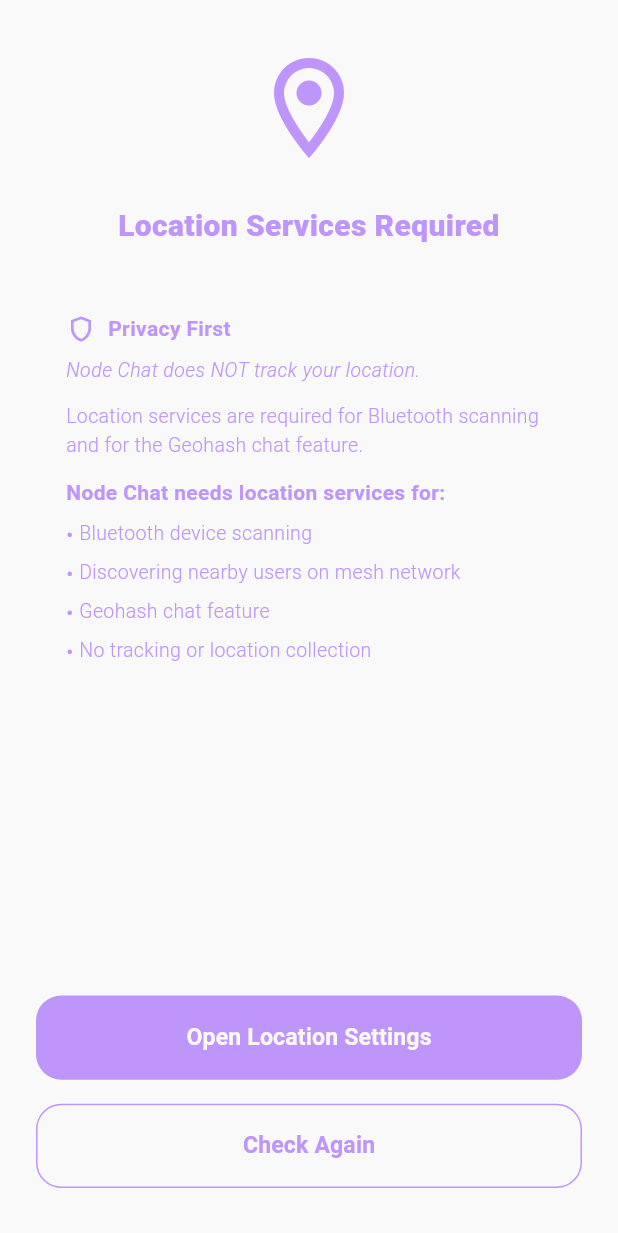
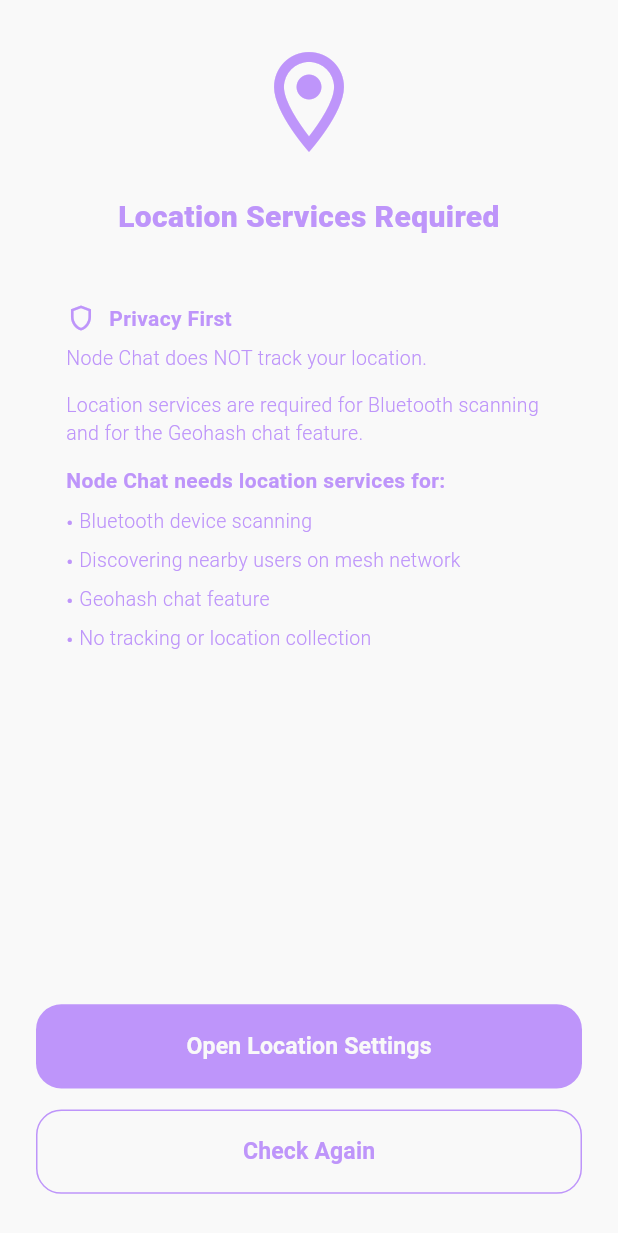
Before and after one commit to codecrafteryt/node_chat, a Flutter app: the screen it shows after launch, on a phone screen of 412 x 824 dp. Shown: the top 1233 px of the screen. Run offline on Flutter 3.47's test engine with Material 3 defaults, Android fonts, the phone set to English and light mode, and no system bars; our stand-ins replace flutter_blue_plus, flutter_screenutil, font_awesome_flutter, geolocator, get, permission_handler and 1 more; Roboto replaces fonts that are missing (Inter-Regular).

Commit message:
refactor UI and extract custom widgets for permission screens
- Move `BluetoothRequiredScreen` to a dedicated directory and update its implementation with a new layout.
- Replace local bullet point implementations in `BluetoothRequiredScreen` and `LocationServicesRequiredScreen` with a new reusable `CustomBullet` widget.
- Update `LocationServicesRequiredScreen` and `BluetoothRequiredScreen` to use extension-based sized boxes (e.g., `30.sbh`) for consistent spacing.
- Clean up text styling in permission screens by removing redundant `fontFamily` and `color` overrides.
- Add project header documentation and descriptions to several screen and widget files.
- Update `PermissionGate` to reflect the new file path for `BluetoothRequiredScreen`.

```diff
--- a/lib/views/screens/bluetooth_required_screen.dart
+++ /dev/null
@@ -1,116 +0,0 @@
-import 'package:flutter/material.dart';
-import 'package:get/get.dart';
-
-import '../../controllers/permission_flow_controller.dart';
-import '../../utils/constants.dart';
-import '../../utils/value/my_color.dart';
-import '../../utils/value/my_fonts.dart';
-import '../../utils/value/style.dart';
-import '../widgets/custom_button.dart';
-
-class BluetoothRequiredScreen extends StatelessWidget {
-  const BluetoothRequiredScreen({super.key});
-
-  @override
-  Widget build(BuildContext context) {
-    final flow = Get.find<PermissionFlowController>();
-    final isDark = Theme.of(context).brightness == Brightness.dark;
-    final bg = isDark ? MyColors.darkBg : MyColors.lightBg;
-    final boxBg = isDark ? MyColors.darkContainer : MyColors.lightGrayContainer;
-
-    return Scaffold(
-      backgroundColor: bg,
-      body: SafeArea(
-        child: Padding(
-          padding: const EdgeInsets.symmetric(horizontal: 24),
-          child: Column(
-            children: [
-              const SizedBox(height: 48),
-              Icon(
-                Icons.bluetooth,
-                size: 80,
-                color: MyColors.mainTextColor,
-              ),
-              const SizedBox(height: 24),
-              Text(
-                'Bluetooth Required',
-                style: kSize18DarkW800Text.copyWith(
-                  color: MyColors.mainTextColor,
-                  fontSize: 22,
-                  fontFamily: MyFonts.inter,
-                ),
-                textAlign: TextAlign.center,
-              ),
-              const SizedBox(height: 32),
-              Container(
-                width: double.infinity,
-                padding: const EdgeInsets.all(20),
-                decoration: BoxDecoration(
-                  color: boxBg,
-                  borderRadius: BorderRadius.circular(12),
-                ),
-                child: Column(
-                  crossAxisAlignment: CrossAxisAlignment.start,
-                  children: [
-                    Text(
-                      '${AppConstants.appName} needs Bluetooth to:',
-                      style: kSize14DarkW400Text
-                    ),
-                    const SizedBox(height: 12),
-                    _Bullet(text: 'Discover nearby users'),
-                    _Bullet(text: 'Create mesh network connections'),
-                    _Bullet(text: 'Send and receive messages'),
-                    _Bullet(text: 'Work without internet or servers'),
-                  ],
-                ),
-              ),
-              const Spacer(),
-              CustomButton(
-                text: 'Enable Bluetooth',
-                textColor: Colors.black,
-                borderColor: Colors.transparent,
-                backgroundColor: MyColors.mainTextColor,
-                fontWeight: FontWeight.w600,
-                onPressed: () => flow.requestBluetoothOn(),
-              ),
-              const SizedBox(height: 32),
-            ],
-          ),
-        ),
-      ),
-    );
-  }
-}
-
-class _Bullet extends StatelessWidget {
-  const _Bullet({required this.text});
-  final String text;
-
-  @override
-  Widget build(BuildContext context) {
-    return Padding(
-      padding: const EdgeInsets.only(bottom: 8),
-      child: Row(
-        crossAxisAlignment: CrossAxisAlignment.start,
-        children: [
-          Text(
-            '• ',
-            style: kSize14DarkW400Text.copyWith(
-              color: MyColors.mainTextColor,
-              fontFamily: MyFonts.inter,
-            ),
-          ),
-          Expanded(
-            child: Text(
-              text,
-              style: kSize13DarkW300Text.copyWith(
-                color: MyColors.mainTextColor,
-                fontFamily: MyFonts.inter,
-              ),
-            ),
-          ),
-        ],
-      ),
-    );
-  }
-}
--- a/lib/views/screens/location_services_required_screen.dart
+++ b/lib/views/screens/location_services_required_screen.dart
@@ -1,12 +1,23 @@
+/*
+  ---------------------------------------
+  Project: Node chat Mobile Application
+  Date: March 03, 2026
+  Author: Ameer Salman
+  ---------------------------------------
+  Description: Location Services Required Screen
+*/
+
 import 'package:flutter/material.dart';
 import 'package:get/get.dart';
 
 import '../../controllers/location_controller.dart';
 import '../../controllers/permission_flow_controller.dart';
 import '../../utils/constants.dart';
+import '../../utils/extensions/extension.dart';
 import '../../utils/value/my_color.dart';
 import '../../utils/value/my_fonts.dart';
 import '../../utils/value/style.dart';
+import '../widgets/custom_bullet.dart';
 import '../widgets/custom_button.dart';
 
 class LocationServicesRequiredScreen extends StatelessWidget {
@@ -27,23 +38,19 @@ class LocationServicesRequiredScreen extends StatelessWidget {
           padding: const EdgeInsets.symmetric(horizontal: 24),
           child: Column(
             children: [
-              const SizedBox(height: 32),
+             30.sbh,
               Icon(
                 Icons.location_on_outlined,
                 size: 80,
                 color: MyColors.mainTextColor,
               ),
-              const SizedBox(height: 24),
+              24.sbh,
               Text(
                 'Location Services Required',
-                style: kSize18DarkW800Text.copyWith(
-                  color: MyColors.mainTextColor,
-                  fontSize: 20,
-                  fontFamily: MyFonts.inter,
-                ),
+                style: kSize18DarkW800Text.copyWith(fontSize: 20,),
                 textAlign: TextAlign.center,
               ),
-              const SizedBox(height: 24),
+             24.sbh,
               Container(
                 width: double.infinity,
                 padding: const EdgeInsets.all(20),
@@ -61,48 +68,37 @@ class LocationServicesRequiredScreen extends StatelessWidget {
                           size: 20,
                           color: MyColors.mainTextColor,
                         ),
-                        const SizedBox(width: 8),
+                       8.sbw,
                         Text(
                           'Privacy First',
                           style: kSize14DarkW400Text.copyWith(
-                            color: MyColors.mainTextColor,
                             fontWeight: FontWeight.w600,
-                            fontFamily: MyFonts.inter,
                           ),
                         ),
                       ],
                     ),
-                    const SizedBox(height: 8),
+                    8.sbh,
                     Text(
                       '${AppConstants.appName} does NOT track your location.',
-                      style: kSize13DarkW300Text.copyWith(
-                        color: MyColors.mainTextColor,
-                        fontStyle: FontStyle.italic,
-                        fontFamily: MyFonts.inter,
-                      ),
+                      style: kSize13DarkW300Text,
                     ),
                     const SizedBox(height: 12),
                     Text(
                       'Location services are required for Bluetooth scanning and for the Geohash chat feature.',
-                      style: kSize13DarkW300Text.copyWith(
-                        color: MyColors.mainTextColor,
-                        fontFamily: MyFonts.inter,
-                      ),
+                      style: kSize13DarkW300Text,
                     ),
                     const SizedBox(height: 12),
                     Text(
                       '${AppConstants.appName} needs location services for:',
                       style: kSize14DarkW400Text.copyWith(
-                        color: MyColors.mainTextColor,
                         fontWeight: FontWeight.w600,
-                        fontFamily: MyFonts.inter,
                       ),
                     ),
-                    const SizedBox(height: 8),
-                    _Bullet(text: 'Bluetooth device scanning'),
-                    _Bullet(text: 'Discovering nearby users on mesh network'),
-                    _Bullet(text: 'Geohash chat feature'),
-                    _Bullet(text: 'No tracking or location collection'),
+                    8.sbh,
+                    CustomBullet(text: 'Bluetooth device scanning'),
+                    CustomBullet(text: 'Discovering nearby users on mesh network'),
+                    CustomBullet(text: 'Geohash chat feature'),
+                    CustomBullet(text: 'No tracking or location collection'),
                   ],
                 ),
               ),
@@ -115,7 +111,7 @@ class LocationServicesRequiredScreen extends StatelessWidget {
                 borderColor: Colors.transparent,
                 onPressed: () => location.openLocationSettings(),
               ),
-              const SizedBox(height: 16),
+              15.sbh,
               CustomButton(
                 text: 'Check Again',
                 textColor: MyColors.mainTextColor,
@@ -124,7 +120,7 @@ class LocationServicesRequiredScreen extends StatelessWidget {
                 fontWeight: FontWeight.w600,
                 onPressed: () => flow.checkLocationAndProceed(),
               ),
-              const SizedBox(height: 32),
+              30.sbh,
             ],
           ),
         ),
@@ -132,42 +128,3 @@ class LocationServicesRequiredScreen extends StatelessWidget {
     );
   }
 }
-
-class _Bullet extends StatelessWidget {
-  const _Bullet({required this.text});
-  final String text;
-
-  @override
-  Widget build(BuildContext context) {
-    return Padding(
-      padding: const EdgeInsets.only(bottom: 6),
-      child: Row(
-        crossAxisAlignment: CrossAxisAlignment.start,
-        children: [
-          Text(
-            '• ',
-            style: kSize14DarkW400Text.copyWith(
-              color: MyColors.mainTextColor,
-              fontFamily: MyFonts.inter,
-            ),
-          ),
-          Expanded(
-            child: Text(
-              text,
-              style: kSize13DarkW300Text.copyWith(
-                color: MyColors.mainTextColor,
-                fontFamily: MyFonts.inter,
-              ),
-            ),
-          ),
-        ],
-      ),
-    );
-  }
-}
-
-/*
-i am some advancing sync like when i am on the location screen
-and then i off the bluethooth and then we will move to that screen
-
-* */
--- /dev/null
+++ b/lib/views/widgets/custom_bullet.dart
@@ -0,0 +1,38 @@
+/*
+  ---------------------------------------
+  Project: Node chat Mobile Application
+  Date: March 03, 2026
+  Author: Ameer Salman
+  ---------------------------------------
+  Description: custom bullet widget
+*/
+
+import 'package:flutter/material.dart';
+import '../../utils/value/style.dart';
+
+class CustomBullet extends StatelessWidget {
+  final String text;
+  const CustomBullet ({super.key, required this.text});
+
+  @override
+  Widget build(BuildContext context) {
+    return Padding(
+    padding: const EdgeInsets.only(bottom: 6),
+    child: Row(
+    crossAxisAlignment: CrossAxisAlignment.start,
+    children: [
+    Text(
+    '• ',
+    style: kSize14DarkW400Text
+    ),
+    Expanded(
+    child: Text(
+    text,
+    style: kSize13DarkW300Text,
+    ),
+    ),
+    ],
+    ),
+    );
+  }
+}
```
Also changed, not shown: lib/views/bluetooth_required_screen/bluetooth_required_screen.dart (+81 -3 lines), lib/views/group_chat_screen/group_chat_screen.dart (+8 -0 lines), lib/views/screens/chat_screen.dart (+9 -0 lines), lib/views/screens/permission_gate.dart (+10 -1 lines).
